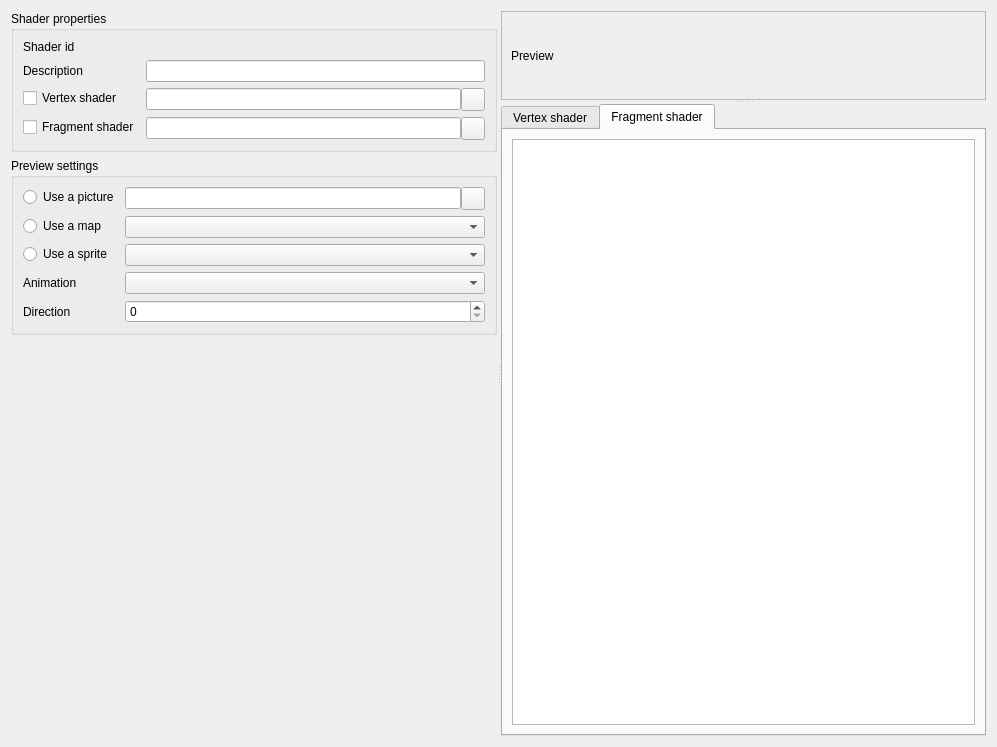
Qt form src/widgets/shader_editor.ui (Kangie/solarus) before a commit.
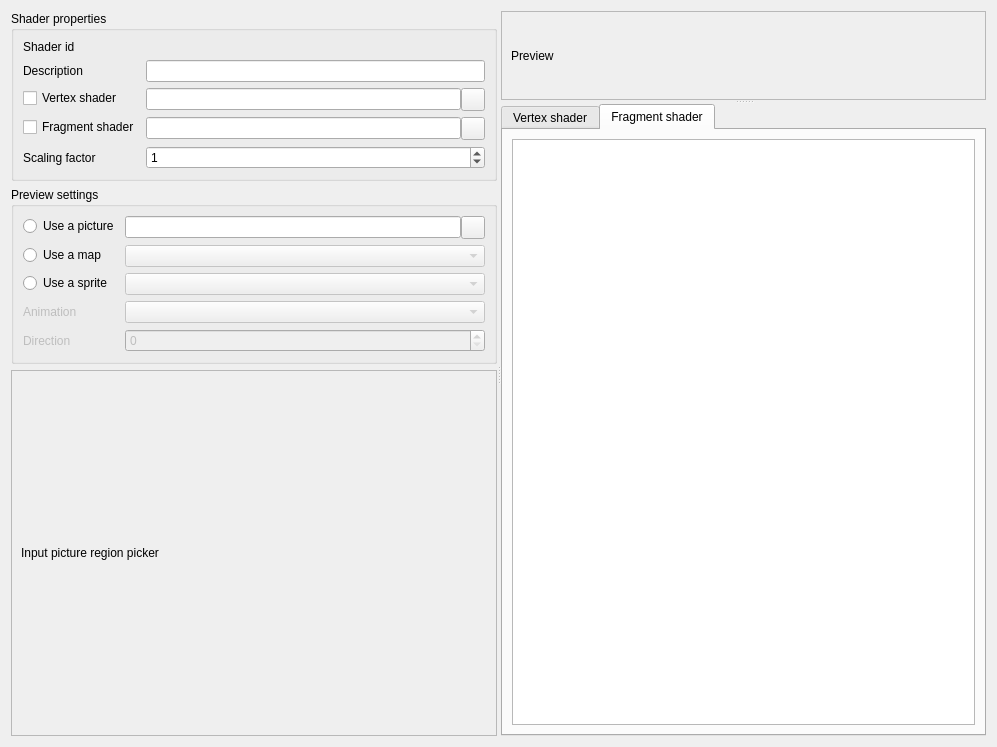
The same form after that commit. Icons and pictures are not drawn.

```diff
--- a/src/widgets/shader_editor.ui
+++ b/src/widgets/shader_editor.ui
@@ -19,7 +19,7 @@
      <property name="orientation">
       <enum>Qt::Horizontal</enum>
      </property>
-     <widget class="QWidget" name="">
+     <widget class="QWidget" name="layoutWidget">
       <layout class="QVBoxLayout" name="verticalLayout_5">
        <item>
         <widget class="QGroupBox" name="groupBox">
@@ -140,6 +140,20 @@
             </item>
            </layout>
           </item>
+          <item row="4" column="0">
+           <widget class="QLabel" name="label_4">
+            <property name="text">
+             <string>Scaling factor</string>
+            </property>
+           </widget>
+          </item>
+          <item row="4" column="1">
+           <widget class="QSpinBox" name="spinBox_2">
+            <property name="value">
+             <number>1</number>
+            </property>
+           </widget>
+          </item>
          </layout>
         </widget>
        </item>
@@ -148,8 +162,6 @@
          <property name="title">
           <string>Preview settings</string>
          </property>
-         <layout class="QVBoxLayout" name="verticalLayout_4">
-          <item>
            <layout class="QFormLayout" name="formLayout_2">
             <item row="0" column="0">
              <widget class="QRadioButton" name="radioButton">
@@ -186,63 +198,95 @@
               </item>
              </layout>
             </item>
-            <item row="2" column="0">
+          <item row="1" column="0">
              <widget class="QRadioButton" name="radioButton_3">
               <property name="text">
                <string>Use a map</string>
               </property>
              </widget>
             </item>
-            <item row="2" column="1">
-             <widget class="QComboBox" name="comboBox_2"/>
-            </item>
-            <item row="3" column="0">
+          <item row="1" column="1">
+           <widget class="QComboBox" name="comboBox_2">
+            <property name="enabled">
+             <bool>false</bool>
+            </property>
+           </widget>
+          </item>
+          <item row="2" column="0">
              <widget class="QRadioButton" name="radioButton_2">
               <property name="text">
                <string>Use a sprite</string>
               </property>
              </widget>
             </item>
-            <item row="3" column="1">
-             <widget class="QComboBox" name="comboBox"/>
-            </item>
-            <item row="4" column="0">
+          <item row="2" column="1">
+           <widget class="QComboBox" name="comboBox">
+            <property name="enabled">
+             <bool>false</bool>
+            </property>
+           </widget>
+          </item>
+          <item row="3" column="0">
              <widget class="QLabel" name="label">
+            <property name="enabled">
+             <bool>false</bool>
+            </property>
               <property name="text">
                <string>Animation</string>
               </property>
              </widget>
             </item>
-            <item row="4" column="1">
-             <widget class="QComboBox" name="comboBox_3"/>
-            </item>
-            <item row="5" column="0">
+          <item row="3" column="1">
+           <widget class="QComboBox" name="comboBox_3">
+            <property name="enabled">
+             <bool>false</bool>
+            </property>
+           </widget>
+          </item>
+          <item row="4" column="0">
              <widget class="QLabel" name="label_3">
+            <property name="enabled">
+             <bool>false</bool>
+            </property>
               <property name="text">
                <string>Direction</string>
               </property>
              </widget>
             </item>
-            <item row="5" column="1">
-             <widget class="QSpinBox" name="spinBox"/>
-            </item>
-           </layout>
-          </item>
-         </layout>
+          <item row="4" column="1">
+           <widget class="QSpinBox" name="spinBox">
+            <property name="enabled">
+             <bool>false</bool>
+            </property>
+           </widget>
+          </item>
+         </layout>
         </widget>
        </item>
        <item>
-        <spacer name="verticalSpacer">
-         <property name="orientation">
-          <enum>Qt::Vertical</enum>
+        <widget class="QFrame" name="frame_3">
+         <property name="sizePolicy">
+          <sizepolicy hsizetype="Expanding" vsizetype="Expanding">
+           <horstretch>0</horstretch>
+           <verstretch>0</verstretch>
+          </sizepolicy>
          </property>
-         <property name="sizeHint" stdset="0">
-          <size>
-           <width>20</width>
-           <height>40</height>
-          </size>
+         <property name="frameShape">
+          <enum>QFrame::StyledPanel</enum>
          </property>
-        </spacer>
+         <property name="frameShadow">
+          <enum>QFrame::Raised</enum>
+         </property>
+         <layout class="QVBoxLayout" name="verticalLayout_4">
+          <item>
+           <widget class="QLabel" name="label_5">
+            <property name="text">
+             <string>Input picture region picker</string>
+            </property>
+           </widget>
+          </item>
+         </layout>
+        </widget>
        </item>
       </layout>
      </widget>
```
Left out of the diff: 2 changed lines with no effect on the pictures. Lines whose indentation alone changed are shown as unchanged.
